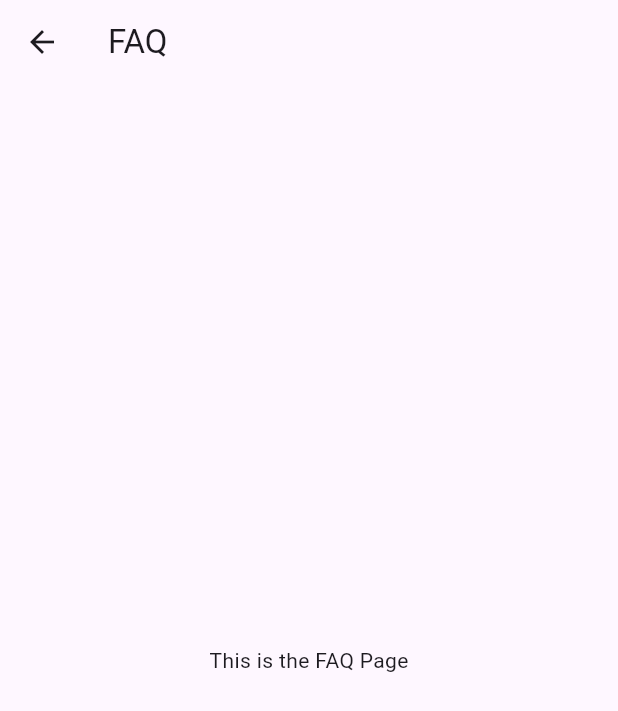
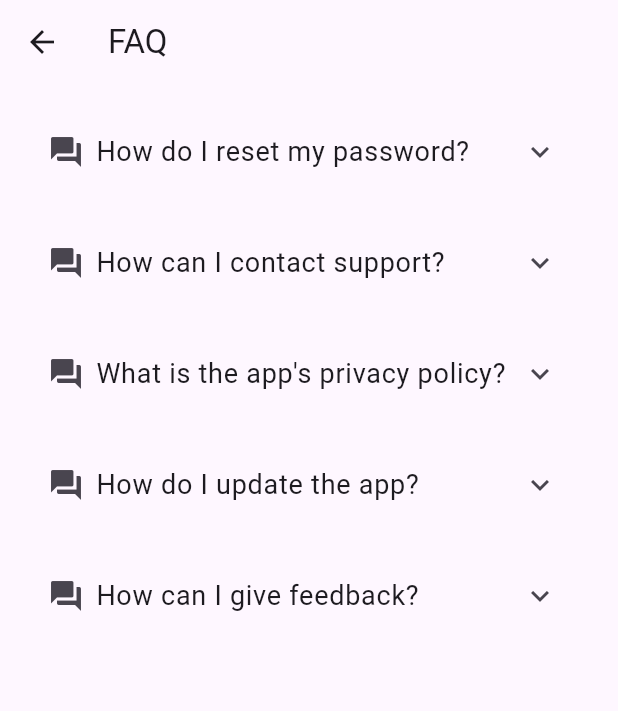
Before and after one commit to IngyoKim/Code_Ground, a Flutter app: the FAQPage screen opened directly, on a phone screen of 412 x 824 dp. Shown: the top 711 px of the screen. Run offline on Flutter 3.47's test engine with Material 3 defaults, Android fonts, the phone set to English and light mode, and no system bars; our stand-ins replace cloud_firestore, firebase_auth, firebase_core, firebase_database, fluttertoast, google_sign_in and 1 more; missing offline and left inert: kakao_flutter_sdk, kakao_flutter_sdk_user; accounts and stored records are empty; generated files the repository leaves out were written again; network calls fail.

Commit message:
Add icons to FAQ questions for better visual clarity
- Added question icons before each FAQ question using ExpansionTile.
- Used Icons.question_answer as the default icon for each question.
- Included spacing between the icon and text for improved readability.

```diff
--- a/lib/src/pages/app_info/faq_page.dart
+++ b/lib/src/pages/app_info/faq_page.dart
@@ -5,12 +5,76 @@ class FAQPage extends StatelessWidget {
 
   @override
   Widget build(BuildContext context) {
+    // FAQ 질문 및 답변 목록
+    final List<Map<String, String>> faqs = [
+      {
+        'question': 'How do I reset my password?',
+        'answer':
+            'To reset your password, go to the settings page and select "Reset Password". You will receive an email with a link to reset your password.',
+      },
+      {
+        'question': 'How can I contact support?',
+        'answer':
+            'You can contact support through the "Help" section in the app. Simply click on the "Contact Support" button.',
+      },
+      {
+        'question': 'What is the app\'s privacy policy?',
+        'answer':
+            'Our privacy policy can be accessed through the "About" page in the app. It outlines how we handle your data and your privacy rights.',
+      },
+      {
+        'question': 'How do I update the app?',
+        'answer':
+            'App updates are available through your device\'s app store (Google Play or Apple App Store). Make sure to enable automatic updates or check for updates manually.',
+      },
+      {
+        'question': 'How can I give feedback?',
+        'answer':
+            'To provide feedback, visit the "Help" page and click on "Send Feedback". You can submit suggestions or report issues directly through this feature.',
+      },
+    ];
+
     return Scaffold(
       appBar: AppBar(
         title: const Text('FAQ'),
       ),
-      body: const Center(
-        child: Text('This is the FAQ Page'),
+      body: Padding(
+        padding: const EdgeInsets.all(16.0),
+        child: ListView.builder(
+          itemCount: faqs.length,
+          itemBuilder: (context, index) {
+            final faq = faqs[index];
+            return Padding(
+              padding: const EdgeInsets.only(bottom: 16.0),
+              child: ExpansionTile(
+                title: Row(
+                  children: [
+                    const Icon(Icons.question_answer),
+                    const SizedBox(width: 8.0),
+                    Text(
+                      faq['question']!,
+                      style: const TextStyle(
+                        fontSize: 18.0,
+                      ),
+                    ),
+                  ],
+                ),
+                children: [
+                  Padding(
+                    padding: const EdgeInsets.all(8.0),
+                    child: Text(
+                      faq['answer']!,
+                      style: const TextStyle(
+                        fontSize: 14.0,
+                        color: Colors.grey,
+                      ),
+                    ),
+                  ),
+                ],
+              ),
+            );
+          },
+        ),
       ),
     );
   }
```
